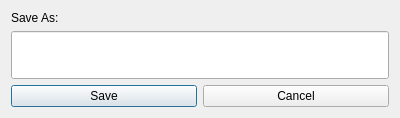
Old version of the form ui/save-as.ui in the repository berndhs/egalite.
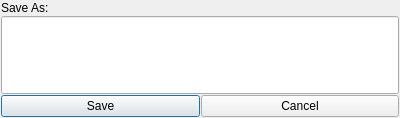
New version of the form. Icons and pictures are not drawn.

Commit message: made margins small, the default qt-designer margins are silly

Diff of the .ui file:
```diff
--- a/ui/save-as.ui
+++ b/ui/save-as.ui
@@ -55,6 +55,7 @@
    </item>
   </layout>
  </widget>
+ <layoutdefault spacing="1" margin="1"/>
  <resources>
   <include location="../dchat.qrc"/>
  </resources>
```
Left out of the diff: 1 changed line with no effect on the pictures. The commit also changes 18 other files.
